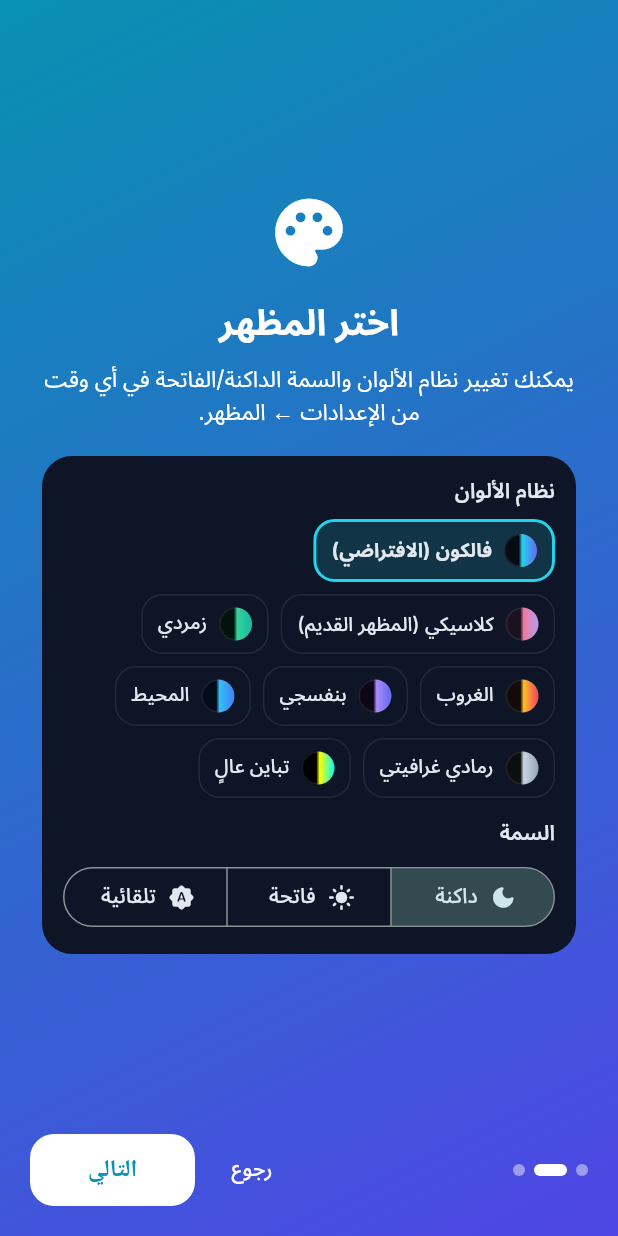
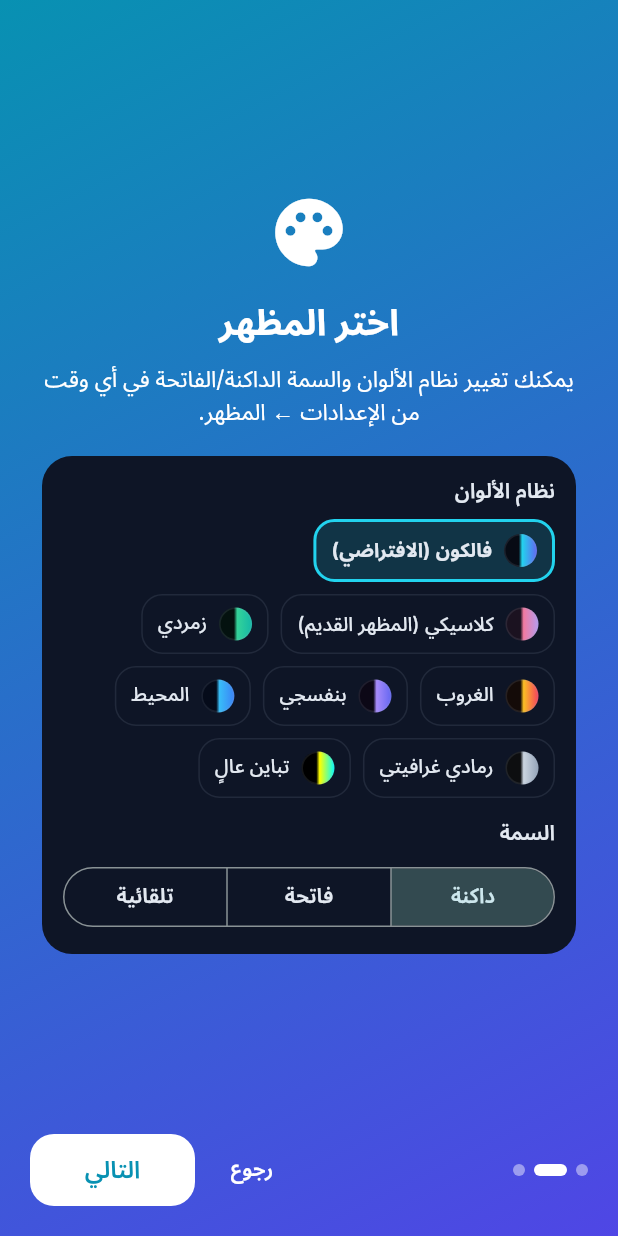
Before and after one commit to departures-mil/kalori-hesaplayici, a Flutter app: the screen it shows after launch, after a tap on "English", after a tap on "العربية", after a tap on "التالي", on a phone screen of 412 x 824 dp. Run offline on Flutter 3.47's test engine with Material 3 defaults, Android fonts, the phone set to English and light mode, and no system bars; our stand-ins replace connectivity_plus, fl_chart, image_picker, open_filex, shared_preferences, sqflite; missing offline and left inert: google_mlkit_barcode_scanning, google_mlkit_image_labeling; accounts and stored records are empty; network calls fail.

Commit message:
Görünüm: düğme/çip yazı tipleri Inter/Noto, tema seçicide taşma; duyuru zamanlayıcısı sızıntısı
Co-Authored-By: Claude Opus 5.5 <noreply@anthropic.com>
Claude-Session: https://claude.ai/code/session_01766cVnhK7uEkE6JPRYUKVn

```diff
--- a/lib/core/theme.dart
+++ b/lib/core/theme.dart
@@ -42,6 +42,9 @@ ThemeData buildTheme({String lang = 'tr'}) {
     error: p.danger,
   );
   final ink = p.text;
+  // Bileşen metin stilleri yazı tipini textTheme'den almaz; Inter / Noto Sans Arabic açıkça verilir.
+  final ff = fontFor(lang);
+  final fb = fontFallbackFor(lang);
   return ThemeData(
     useMaterial3: true,
     brightness: brightness,
@@ -67,7 +70,7 @@ ThemeData buildTheme({String lang = 'tr'}) {
       foregroundColor: ink,
       centerTitle: false,
       titleTextStyle:
-          TextStyle(fontWeight: FontWeight.w700, color: ink, fontSize: 18, fontFamily: fontFor(lang)),
+          TextStyle(fontWeight: FontWeight.w700, color: ink, fontSize: 18, fontFamily: ff, fontFamilyFallback: fb),
     ),
     cardTheme: CardThemeData(
       color: p.panel,
@@ -92,7 +95,7 @@ ThemeData buildTheme({String lang = 'tr'}) {
         backgroundColor: p.accent,
         foregroundColor: p.onAccent,
         minimumSize: const Size.fromHeight(52),
-        textStyle: const TextStyle(fontWeight: FontWeight.w600, fontSize: 16),
+        textStyle: TextStyle(fontWeight: FontWeight.w600, fontSize: 16, fontFamily: ff, fontFamilyFallback: fb),
         shape: RoundedRectangleBorder(borderRadius: BorderRadius.circular(16)),
       ),
     ),
@@ -101,18 +104,25 @@ ThemeData buildTheme({String lang = 'tr'}) {
         foregroundColor: p.accent,
         minimumSize: const Size.fromHeight(52),
         side: BorderSide(color: p['accent-line'], width: 1.5),
-        textStyle: const TextStyle(fontWeight: FontWeight.w600, fontSize: 16),
+        textStyle: TextStyle(fontWeight: FontWeight.w600, fontSize: 16, fontFamily: ff, fontFamilyFallback: fb),
         shape: RoundedRectangleBorder(borderRadius: BorderRadius.circular(16)),
       ),
     ),
     textButtonTheme: TextButtonThemeData(
-      style: TextButton.styleFrom(foregroundColor: p.accent),
+      style: TextButton.styleFrom(
+          foregroundColor: p.accent,
+          textStyle: TextStyle(fontWeight: FontWeight.w600, fontFamily: ff, fontFamilyFallback: fb)),
+    ),
+    segmentedButtonTheme: SegmentedButtonThemeData(
+      style: ButtonStyle(
+        textStyle: WidgetStatePropertyAll(TextStyle(fontWeight: FontWeight.w600, fontFamily: ff, fontFamilyFallback: fb)),
+      ),
     ),
     chipTheme: ChipThemeData(
       backgroundColor: p.panel,
       selectedColor: p['active-1'],
       side: BorderSide(color: p.border),
-      labelStyle: TextStyle(color: ink),
+      labelStyle: TextStyle(color: ink, fontFamily: ff, fontFamilyFallback: fb),
     ),
     inputDecorationTheme: InputDecorationTheme(
       filled: true,
@@ -133,11 +143,11 @@ ThemeData buildTheme({String lang = 'tr'}) {
       surfaceTintColor: Colors.transparent,
       indicatorColor: p['active-1'],
       labelTextStyle: WidgetStateProperty.all(
-          TextStyle(fontSize: 12, fontWeight: FontWeight.w600, color: ink)),
+          TextStyle(fontSize: 12, fontWeight: FontWeight.w600, color: ink, fontFamily: ff, fontFamilyFallback: fb)),
     ),
     snackBarTheme: SnackBarThemeData(
       backgroundColor: p['toast-bg'],
-      contentTextStyle: TextStyle(color: p['toast-text']),
+      contentTextStyle: TextStyle(color: p['toast-text'], fontFamily: ff, fontFamilyFallback: fb),
       behavior: SnackBarBehavior.floating,
       shape: RoundedRectangleBorder(
           borderRadius: BorderRadius.circular(14),
--- a/lib/widgets/announcements.dart
+++ b/lib/widgets/announcements.dart
@@ -71,7 +71,9 @@ class _AnnouncementBellState extends State<AnnouncementBell> {
       if (o != null) _isle(jsonDecode(o) as List, goster: false);
     } catch (_) {}
     await Future<void>.delayed(const Duration(seconds: 5));
+    if (!mounted) return;
     await _yenile();
+    if (!mounted) return; // kapanmış widget için zamanlayıcı kurma
     _zaman = Timer.periodic(const Duration(minutes: 30), (_) => _yenile());
   }
 
--- a/lib/widgets/look_picker.dart
+++ b/lib/widgets/look_picker.dart
@@ -45,9 +45,9 @@ class LookPicker extends StatelessWidget {
             SegmentedButton<String>(
               showSelectedIcon: false,
               segments: [
-                ButtonSegment(value: 'dark', label: Text(s['mode_dark']), icon: const Icon(Icons.dark_mode_rounded, size: 18)),
-                ButtonSegment(value: 'light', label: Text(s['mode_light']), icon: const Icon(Icons.light_mode_rounded, size: 18)),
-                ButtonSegment(value: 'auto', label: Text(s['mode_auto']), icon: const Icon(Icons.brightness_auto_rounded, size: 18)),
+                ButtonSegment(value: 'dark', label: Text(s['mode_dark'])),
+                ButtonSegment(value: 'light', label: Text(s['mode_light'])),
+                ButtonSegment(value: 'auto', label: Text(s['mode_auto'])),
               ],
               selected: {look.theme},
               onSelectionChanged: (v) => look.setTheme(v.first),
```
